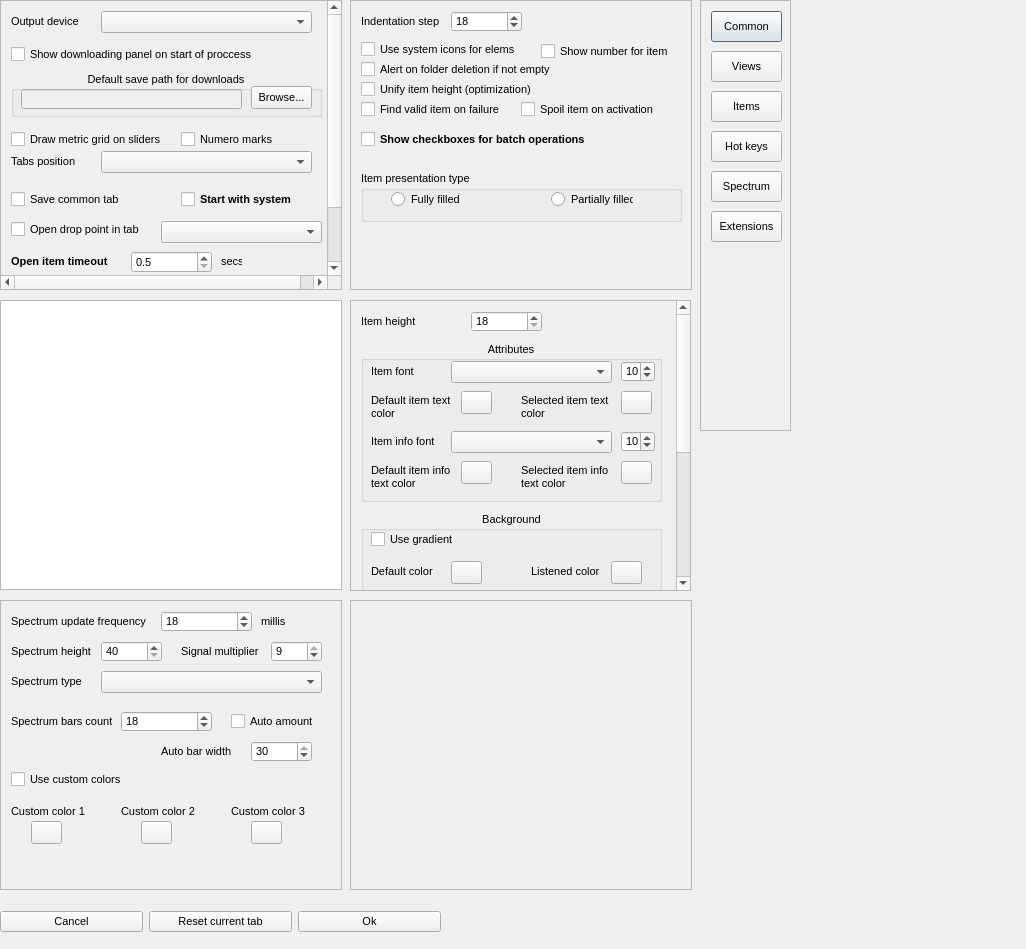
jeyboy/playo3, file dialogs/settings_dialog.ui: the form before one commit.
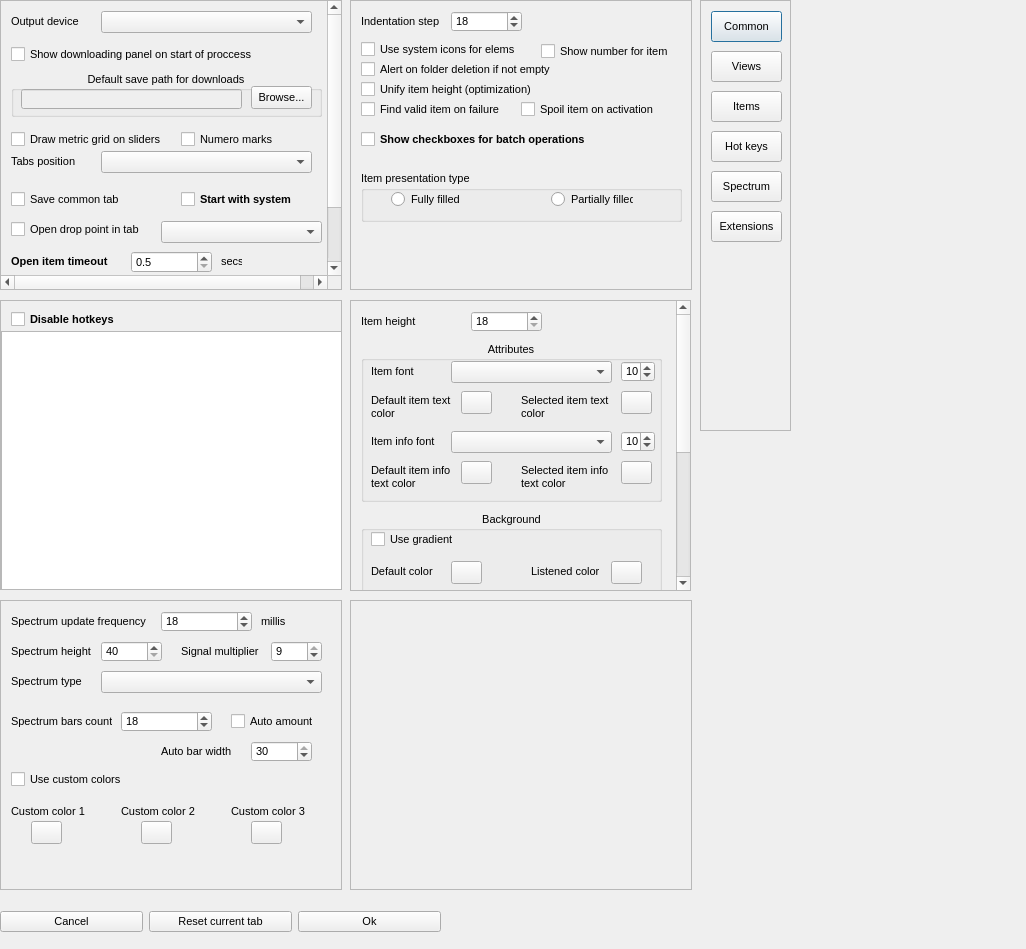
The form after the commit.

Commit message: add settings for turn off hotkeys

The edit to the form file:
```diff
--- a/dialogs/settings_dialog.ui
+++ b/dialogs/settings_dialog.ui
@@ -228,31 +228,6 @@
     </widget>
    </widget>
   </widget>
-  <widget class="QTreeView" name="hotkeysArea">
-   <property name="geometry">
-    <rect>
-     <x>0</x>
-     <y>300</y>
-     <width>342</width>
-     <height>290</height>
-    </rect>
-   </property>
-   <property name="styleSheet">
-    <string notr="true"/>
-   </property>
-   <property name="rootIsDecorated">
-    <bool>false</bool>
-   </property>
-   <property name="uniformRowHeights">
-    <bool>true</bool>
-   </property>
-   <property name="itemsExpandable">
-    <bool>false</bool>
-   </property>
-   <property name="expandsOnDoubleClick">
-    <bool>false</bool>
-   </property>
-  </widget>
   <widget class="QScrollArea" name="itemsArea">
    <property name="geometry">
     <rect>
@@ -1845,6 +1820,80 @@
     </property>
    </widget>
   </widget>
+  <widget class="QScrollArea" name="hotkeysArea">
+   <property name="geometry">
+    <rect>
+     <x>0</x>
+     <y>300</y>
+     <width>342</width>
+     <height>290</height>
+    </rect>
+   </property>
+   <property name="styleSheet">
+    <string notr="true"/>
+   </property>
+   <property name="widgetResizable">
+    <bool>false</bool>
+   </property>
+   <widget class="QWidget" name="hotkeysAreaBody">
+    <property name="geometry">
+     <rect>
+      <x>0</x>
+      <y>0</y>
+      <width>340</width>
+      <height>288</height>
+     </rect>
+    </property>
+    <widget class="QTreeView" name="hotkeysList">
+     <property name="geometry">
+      <rect>
+       <x>0</x>
+       <y>30</y>
+       <width>341</width>
+       <height>261</height>
+      </rect>
+     </property>
+     <property name="styleSheet">
+      <string notr="true"/>
+     </property>
+     <property name="rootIsDecorated">
+      <bool>false</bool>
+     </property>
+     <property name="uniformRowHeights">
+      <bool>true</bool>
+     </property>
+     <property name="itemsExpandable">
+      <bool>false</bool>
+     </property>
+     <property name="expandsOnDoubleClick">
+      <bool>false</bool>
+     </property>
+    </widget>
+    <widget class="QCheckBox" name="disableHotkeys">
+     <property name="geometry">
+      <rect>
+       <x>10</x>
+       <y>10</y>
+       <width>311</width>
+       <height>17</height>
+      </rect>
+     </property>
+     <property name="font">
+      <font>
+       <pointsize>8</pointsize>
+       <weight>75</weight>
+       <bold>true</bold>
+      </font>
+     </property>
+     <property name="styleSheet">
+      <string notr="true">font-weight: bold;</string>
+     </property>
+     <property name="text">
+      <string>Disable hotkeys</string>
+     </property>
+    </widget>
+   </widget>
+  </widget>
  </widget>
  <resources/>
  <connections/>
```
Left out of the diff: 2 changed lines with no effect on the pictures. The commit also changes 4 other files.
